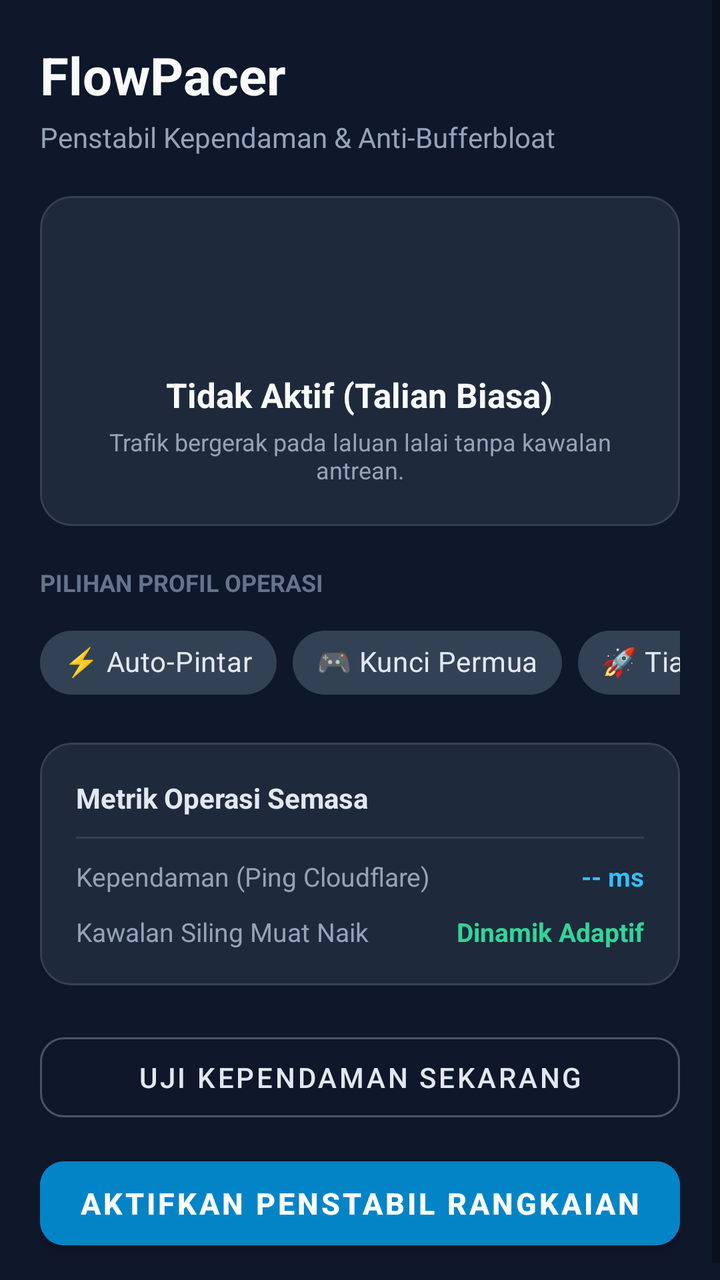
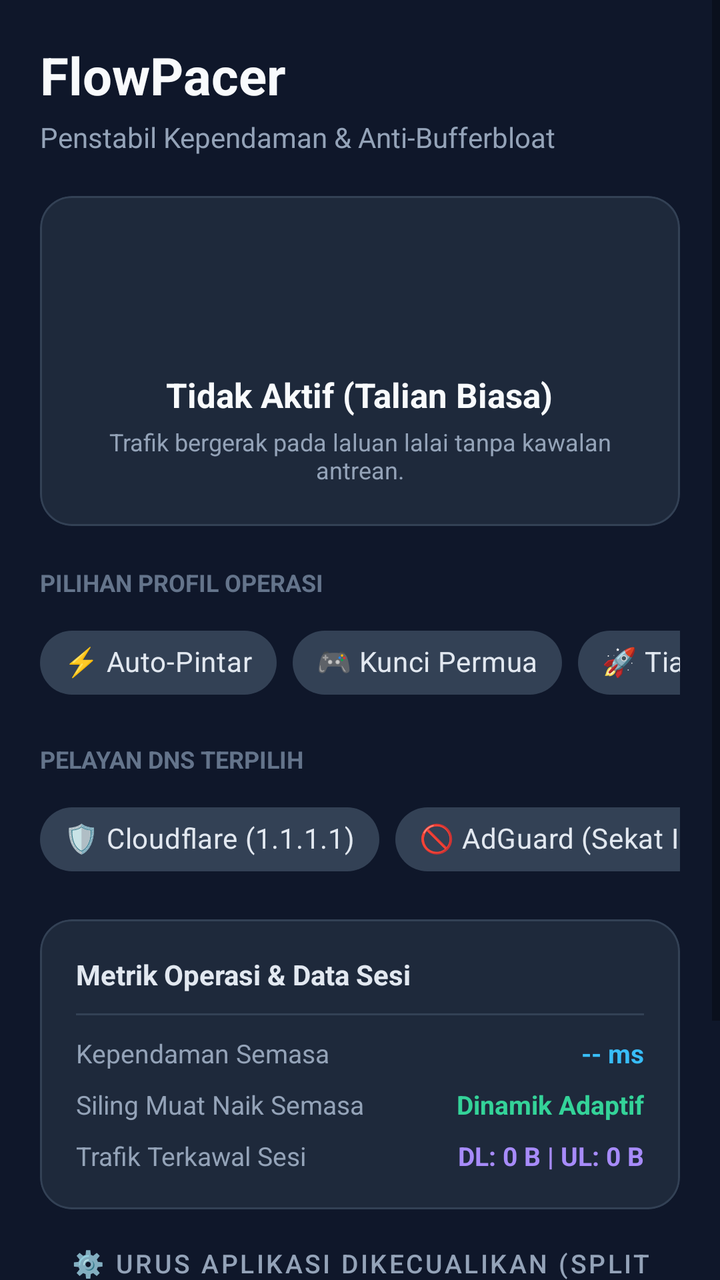

Compare the two renders of this Android layout. The source of the first and the diff that turns it into the second are given below.
<!-- AndroidManifest.xml: application theme Theme.MaterialComponents.DayNight.NoActionBar -->
<!-- res/layout/activity_main.xml -->
<?xml version="1.0" encoding="utf-8"?>
<ScrollView xmlns:android="http://schemas.android.com/apk/res/android"
    xmlns:app="http://schemas.android.com/apk/res-auto"
    xmlns:tools="http://schemas.android.com/tools"
    android:layout_width="match_parent"
    android:layout_height="match_parent"
    android:fillViewport="true"
    android:background="#0F172A">

    <androidx.constraintlayout.widget.ConstraintLayout
        android:layout_width="match_parent"
        android:layout_height="wrap_content"
        android:padding="20dp">

        
        <TextView
            android:id="@+id/tvAppTitle"
            android:layout_width="wrap_content"
            android:layout_height="wrap_content"
            android:text="@string/app_name"
            android:textColor="#F8FAFC"
            android:textSize="26sp"
            android:textStyle="bold"
            app:layout_constraintStart_toStartOf="parent"
            app:layout_constraintTop_toTopOf="parent" />

        <TextView
            android:id="@+id/tvAppSubtitle"
            android:layout_width="wrap_content"
            android:layout_height="wrap_content"
            android:layout_marginTop="4dp"
            android:text="Penstabil Kependaman &amp; Anti-Bufferbloat"
            android:textColor="#94A3B8"
            android:textSize="14sp"
            app:layout_constraintStart_toStartOf="parent"
            app:layout_constraintTop_toBottomOf="@id/tvAppTitle" />

        
        <com.google.android.material.card.MaterialCardView
            android:id="@+id/cardStatus"
            android:layout_width="0dp"
            android:layout_height="wrap_content"
            android:layout_marginTop="20dp"
            app:cardBackgroundColor="#1E293B"
            app:cardCornerRadius="16dp"
            app:cardElevation="0dp"
            app:strokeColor="#334155"
            app:strokeWidth="1dp"
            app:layout_constraintEnd_toEndOf="parent"
            app:layout_constraintStart_toStartOf="parent"
            app:layout_constraintTop_toBottomOf="@id/tvAppSubtitle">

            <LinearLayout
                android:layout_width="match_parent"
                android:layout_height="wrap_content"
                android:gravity="center"
                android:orientation="vertical"
                android:padding="20dp">

                <ImageView
                    android:id="@+id/imgStatusIcon"
                    android:layout_width="56dp"
                    android:layout_height="56dp"
                    app:tint="#64748B" />

                <TextView
                    android:id="@+id/tvStatusTitle"
                    android:layout_width="wrap_content"
                    android:layout_height="wrap_content"
                    android:layout_marginTop="12dp"
                    android:text="@string/status_idle"
                    android:textColor="#F8FAFC"
                    android:textSize="17sp"
                    android:textStyle="bold" />

                <TextView
                    android:id="@+id/tvStatusDesc"
                    android:layout_width="wrap_content"
                    android:layout_height="wrap_content"
                    android:layout_marginTop="4dp"
                    android:text="Trafik bergerak pada laluan lalai tanpa kawalan antrean."
                    android:textAlignment="center"
                    android:textColor="#94A3B8"
                    android:textSize="12sp" />

            </LinearLayout>
        </com.google.android.material.card.MaterialCardView>

        
        <TextView
            android:id="@+id/tvModeLabel"
            android:layout_width="wrap_content"
            android:layout_height="wrap_content"
            android:layout_marginTop="20dp"
            android:text="PILIHAN PROFIL OPERASI"
            android:textColor="#64748B"
            android:textSize="12sp"
            android:textStyle="bold"
            app:layout_constraintStart_toStartOf="parent"
            app:layout_constraintTop_toBottomOf="@id/cardStatus" />

        
        <HorizontalScrollView
            android:id="@+id/scrollChips"
            android:layout_width="0dp"
            android:layout_height="wrap_content"
            android:layout_marginTop="8dp"
            android:clipToPadding="false"
            android:fillViewport="true"
            android:overScrollMode="never"
            android:scrollbars="none"
            app:layout_constraintEnd_toEndOf="parent"
            app:layout_constraintStart_toStartOf="parent"
            app:layout_constraintTop_toBottomOf="@id/tvModeLabel">

            <com.google.android.material.chip.ChipGroup
                android:id="@+id/chipGroupMode"
                android:layout_width="wrap_content"
                android:layout_height="wrap_content"
                app:singleLine="true"
                app:singleSelection="true"
                app:selectionRequired="true">

                <com.google.android.material.chip.Chip
                    android:id="@+id/chipAuto"
                    style="@style/Widget.MaterialComponents.Chip.Choice"
                    android:layout_width="wrap_content"
                    android:layout_height="wrap_content"
                    android:checked="true"
                    android:text="⚡ Auto-Pintar"
                    android:textColor="#E2E8F0"
                    app:chipBackgroundColor="#334155" />

                <com.google.android.material.chip.Chip
                    android:id="@+id/chipGaming"
                    style="@style/Widget.MaterialComponents.Chip.Choice"
                    android:layout_width="wrap_content"
                    android:layout_height="wrap_content"
                    android:text="🎮 Kunci Permua"
                    android:textColor="#E2E8F0"
                    app:chipBackgroundColor="#334155" />

                <com.google.android.material.chip.Chip
                    android:id="@+id/chipUnlimited"
                    style="@style/Widget.MaterialComponents.Chip.Choice"
                    android:layout_width="wrap_content"
                    android:layout_height="wrap_content"
                    android:text="🚀 Tiada Had (Bypass)"
                    android:textColor="#E2E8F0"
                    app:chipBackgroundColor="#334155" />

            </com.google.android.material.chip.ChipGroup>
        </HorizontalScrollView>

        
        <com.google.android.material.card.MaterialCardView
            android:id="@+id/cardDiagnostics"
            android:layout_width="0dp"
            android:layout_height="wrap_content"
            android:layout_marginTop="16dp"
            app:cardBackgroundColor="#1E293B"
            app:cardCornerRadius="16dp"
            app:cardElevation="0dp"
            app:strokeColor="#334155"
            app:strokeWidth="1dp"
            app:layout_constraintEnd_toEndOf="parent"
            app:layout_constraintStart_toStartOf="parent"
            app:layout_constraintTop_toBottomOf="@id/scrollChips">

            <LinearLayout
                android:layout_width="match_parent"
                android:layout_height="wrap_content"
                android:orientation="vertical"
                android:padding="18dp">

                <TextView
                    android:layout_width="wrap_content"
                    android:layout_height="wrap_content"
                    android:text="Metrik Operasi Semasa"
                    android:textColor="#E2E8F0"
                    android:textSize="14sp"
                    android:textStyle="bold" />

                <View
                    android:layout_width="match_parent"
                    android:layout_height="1dp"
                    android:layout_marginVertical="10dp"
                    android:background="#334155" />

                <LinearLayout
                    android:layout_width="match_parent"
                    android:layout_height="wrap_content"
                    android:orientation="horizontal">

                    <TextView
                        android:layout_width="0dp"
                        android:layout_height="wrap_content"
                        android:layout_weight="1"
                        android:text="Kependaman (Ping Cloudflare)"
                        android:textColor="#94A3B8"
                        android:textSize="13sp" />

                    <TextView
                        android:id="@+id/tvPingValue"
                        android:layout_width="wrap_content"
                        android:layout_height="wrap_content"
                        android:text="-- ms"
                        android:textColor="#38BDF8"
                        android:textSize="13sp"
                        android:textStyle="bold" />
                </LinearLayout>

                <LinearLayout
                    android:layout_width="match_parent"
                    android:layout_height="wrap_content"
                    android:layout_marginTop="10dp"
                    android:orientation="horizontal">

                    <TextView
                        android:layout_width="0dp"
                        android:layout_height="wrap_content"
                        android:layout_weight="1"
                        android:text="Kawalan Siling Muat Naik"
                        android:textColor="#94A3B8"
                        android:textSize="13sp" />

                    <TextView
                        android:id="@+id/tvShaperLimit"
                        android:layout_width="wrap_content"
                        android:layout_height="wrap_content"
                        android:text="Dinamik Adaptif"
                        android:textColor="#34D399"
                        android:textSize="13sp"
                        android:textStyle="bold" />
                </LinearLayout>

            </LinearLayout>
        </com.google.android.material.card.MaterialCardView>

        
        <com.google.android.material.button.MaterialButton
            android:id="@+id/btnTestPing"
            style="@style/Widget.MaterialComponents.Button.OutlinedButton"
            android:layout_width="0dp"
            android:layout_height="52dp"
            android:layout_marginTop="20dp"
            android:text="@string/btn_test_ping"
            android:textColor="#E2E8F0"
            app:cornerRadius="12dp"
            app:strokeColor="#475569"
            app:layout_constraintEnd_toEndOf="parent"
            app:layout_constraintStart_toStartOf="parent"
            app:layout_constraintTop_toBottomOf="@id/cardDiagnostics" />

        
        <com.google.android.material.button.MaterialButton
            android:id="@+id/btnToggleService"
            android:layout_width="0dp"
            android:layout_height="54dp"
            android:layout_marginTop="10dp"
            android:backgroundTint="#0284C7"
            android:text="@string/btn_start"
            android:textColor="#FFFFFF"
            android:textSize="15sp"
            android:textStyle="bold"
            app:cornerRadius="12dp"
            app:layout_constraintEnd_toEndOf="parent"
            app:layout_constraintStart_toStartOf="parent"
            app:layout_constraintTop_toBottomOf="@id/btnTestPing" />

    </androidx.constraintlayout.widget.ConstraintLayout>
</ScrollView>
<!-- resources referenced by this layout -->
<resources>
  <string name="app_name">FlowPacer</string>
  <string name="btn_start">Aktifkan Penstabil Rangkaian</string>
  <string name="btn_test_ping">Uji Kependaman Sekarang</string>
  <string name="status_idle">Tidak Aktif (Talian Biasa)</string>
</resources>

<!-- the commit's change to res/layout/activity_main.xml (unified diff, before → after) -->
@@ -1,7 +1,6 @@
 <?xml version="1.0" encoding="utf-8"?>
 <ScrollView xmlns:android="http://schemas.android.com/apk/res/android"
     xmlns:app="http://schemas.android.com/apk/res-auto"
-    xmlns:tools="http://schemas.android.com/tools"
     android:layout_width="match_parent"
     android:layout_height="match_parent"
     android:fillViewport="true"
@@ -12,7 +11,6 @@
         android:layout_height="wrap_content"
         android:padding="20dp">
 
-        
         <TextView
             android:id="@+id/tvAppTitle"
             android:layout_width="wrap_content"
@@ -99,7 +97,6 @@
             app:layout_constraintStart_toStartOf="parent"
             app:layout_constraintTop_toBottomOf="@id/cardStatus" />
 
-        
         <HorizontalScrollView
             android:id="@+id/scrollChips"
             android:layout_width="0dp"
@@ -145,7 +142,72 @@
                     style="@style/Widget.MaterialComponents.Chip.Choice"
                     android:layout_width="wrap_content"
                     android:layout_height="wrap_content"
-                    android:text="🚀 Tiada Had (Bypass)"
+                    android:text="🚀 Tiada Had"
+                    android:textColor="#E2E8F0"
+                    app:chipBackgroundColor="#334155" />
+
+            </com.google.android.material.chip.ChipGroup>
+        </HorizontalScrollView>
+
+        
+        <TextView
+            android:id="@+id/tvDnsLabel"
+            android:layout_width="wrap_content"
+            android:layout_height="wrap_content"
+            android:layout_marginTop="16dp"
+            android:text="PELAYAN DNS TERPILIH"
+            android:textColor="#64748B"
+            android:textSize="12sp"
+            android:textStyle="bold"
+            app:layout_constraintStart_toStartOf="parent"
+            app:layout_constraintTop_toBottomOf="@id/scrollChips" />
+
+        <HorizontalScrollView
+            android:id="@+id/scrollDns"
+            android:layout_width="0dp"
+            android:layout_height="wrap_content"
+            android:layout_marginTop="8dp"
+            android:clipToPadding="false"
+            android:fillViewport="true"
+            android:overScrollMode="never"
+            android:scrollbars="none"
+            app:layout_constraintEnd_toEndOf="parent"
+            app:layout_constraintStart_toStartOf="parent"
+            app:layout_constraintTop_toBottomOf="@id/tvDnsLabel">
+
+            <com.google.android.material.chip.ChipGroup
+                android:id="@+id/chipGroupDns"
+                android:layout_width="wrap_content"
+                android:layout_height="wrap_content"
+                app:singleLine="true"
+                app:singleSelection="true"
+                app:selectionRequired="true">
+
+                <com.google.android.material.chip.Chip
+                    android:id="@+id/chipDnsCloudflare"
+                    style="@style/Widget.MaterialComponents.Chip.Choice"
+                    android:layout_width="wrap_content"
+                    android:layout_height="wrap_content"
+                    android:checked="true"
+                    android:text="🛡️ Cloudflare (1.1.1.1)"
+                    android:textColor="#E2E8F0"
+                    app:chipBackgroundColor="#334155" />
+
+                <com.google.android.material.chip.Chip
+                    android:id="@+id/chipDnsAdGuard"
+                    style="@style/Widget.MaterialComponents.Chip.Choice"
+                    android:layout_width="wrap_content"
+                    android:layout_height="wrap_content"
+                    android:text="🚫 AdGuard (Sekat Iklan)"
+                    android:textColor="#E2E8F0"
+                    app:chipBackgroundColor="#334155" />
+
+                <com.google.android.material.chip.Chip
+                    android:id="@+id/chipDnsGoogle"
+                    style="@style/Widget.MaterialComponents.Chip.Choice"
+                    android:layout_width="wrap_content"
+                    android:layout_height="wrap_content"
+                    android:text="🌐 Google (8.8.8.8)"
                     android:textColor="#E2E8F0"
                     app:chipBackgroundColor="#334155" />
 
@@ -165,7 +227,7 @@
             app:strokeWidth="1dp"
             app:layout_constraintEnd_toEndOf="parent"
             app:layout_constraintStart_toStartOf="parent"
-            app:layout_constraintTop_toBottomOf="@id/scrollChips">
+            app:layout_constraintTop_toBottomOf="@id/scrollDns">
 
             <LinearLayout
                 android:layout_width="match_parent"
@@ -176,7 +238,7 @@
                 <TextView
                     android:layout_width="wrap_content"
                     android:layout_height="wrap_content"
-                    android:text="Metrik Operasi Semasa"
+                    android:text="Metrik Operasi &amp; Data Sesi"
                     android:textColor="#E2E8F0"
                     android:textSize="14sp"
                     android:textStyle="bold" />
@@ -196,7 +258,7 @@
                         android:layout_width="0dp"
                         android:layout_height="wrap_content"
                         android:layout_weight="1"
-                        android:text="Kependaman (Ping Cloudflare)"
+                        android:text="Kependaman Semasa"
                         android:textColor="#94A3B8"
                         android:textSize="13sp" />
 
@@ -213,14 +275,14 @@
                 <LinearLayout
                     android:layout_width="match_parent"
                     android:layout_height="wrap_content"
-                    android:layout_marginTop="10dp"
+                    android:layout_marginTop="8dp"
                     android:orientation="horizontal">
 
                     <TextView
                         android:layout_width="0dp"
                         android:layout_height="wrap_content"
                         android:layout_weight="1"
-                        android:text="Kawalan Siling Muat Naik"
+                        android:text="Siling Muat Naik Semasa"
                         android:textColor="#94A3B8"
                         android:textSize="13sp" />
 
@@ -234,8 +296,47 @@
                         android:textStyle="bold" />
                 </LinearLayout>
 
+                
+                <LinearLayout
+                    android:layout_width="match_parent"
+                    android:layout_height="wrap_content"
+                    android:layout_marginTop="8dp"
+                    android:orientation="horizontal">
+
+                    <TextView
+                        android:layout_width="0dp"
+                        android:layout_height="wrap_content"
+                        android:layout_weight="1"
+                        android:text="Trafik Terkawal Sesi"
+                        android:textColor="#94A3B8"
+                        android:textSize="13sp" />
+
+                    <TextView
+                        android:id="@+id/tvSessionTraffic"
+                        android:layout_width="wrap_content"
+                        android:layout_height="wrap_content"
+                        android:text="DL: 0 B | UL: 0 B"
+                        android:textColor="#A78BFA"
+                        android:textSize="13sp"
+                        android:textStyle="bold" />
+                </LinearLayout>
+
             </LinearLayout>
         </com.google.android.material.card.MaterialCardView>
+
+        
+        <com.google.android.material.button.MaterialButton
+            android:id="@+id/btnExcludedApps"
+            style="@style/Widget.MaterialComponents.Button.TextButton"
+            android:layout_width="0dp"
+            android:layout_height="48dp"
+            android:layout_marginTop="8dp"
+            android:text="⚙️ Urus Aplikasi Dikecualikan (Split Tunnel)"
+            android:textColor="#94A3B8"
+            android:textSize="13sp"
+            app:layout_constraintEnd_toEndOf="parent"
+            app:layout_constraintStart_toStartOf="parent"
+            app:layout_constraintTop_toBottomOf="@id/cardDiagnostics" />
 
         
         <com.google.android.material.button.MaterialButton
@@ -243,14 +344,14 @@
             style="@style/Widget.MaterialComponents.Button.OutlinedButton"
             android:layout_width="0dp"
             android:layout_height="52dp"
-            android:layout_marginTop="20dp"
+            android:layout_marginTop="6dp"
             android:text="@string/btn_test_ping"
             android:textColor="#E2E8F0"
             app:cornerRadius="12dp"
             app:strokeColor="#475569"
             app:layout_constraintEnd_toEndOf="parent"
             app:layout_constraintStart_toStartOf="parent"
-            app:layout_constraintTop_toBottomOf="@id/cardDiagnostics" />
+            app:layout_constraintTop_toBottomOf="@id/btnExcludedApps" />
 
         
         <com.google.android.material.button.MaterialButton
